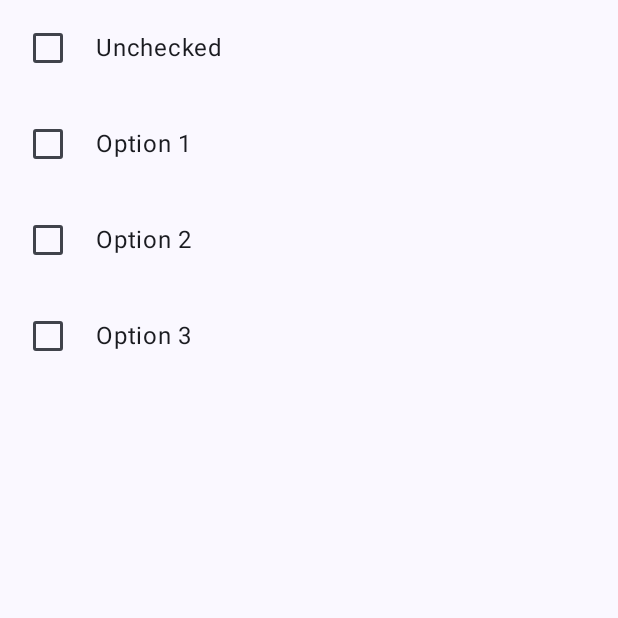
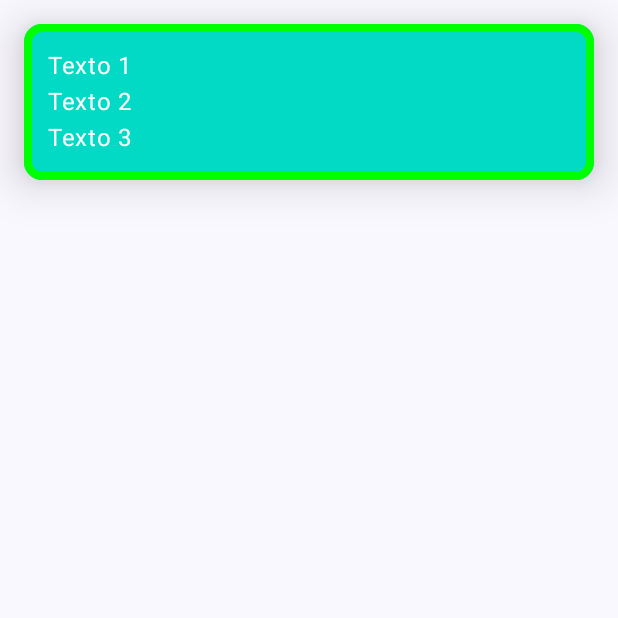
Before and after one commit to icarpio/JetpackComposeBasics, an Android app built with Jetpack Compose: the screen it shows after launch (MainActivity), on a phone screen of 412 x 824 dp, the top half of it. Run offline under Robolectric (Android 15) with nearby library versions, the phone set to English and light mode, and no system bars.

Commit message:
RadioButton and Card

```diff
--- a/app/src/main/java/com/example/jetpackcomposebasics/MainActivity.kt
+++ b/app/src/main/java/com/example/jetpackcomposebasics/MainActivity.kt
@@ -4,36 +4,11 @@ import android.annotation.SuppressLint
 import android.os.Bundle
 import androidx.activity.ComponentActivity
 import androidx.activity.compose.setContent
-import androidx.compose.foundation.layout.Column
-import androidx.compose.foundation.layout.Row
-import androidx.compose.foundation.layout.Spacer
 import androidx.compose.foundation.layout.fillMaxSize
-import androidx.compose.foundation.layout.fillMaxWidth
-import androidx.compose.foundation.layout.padding
-import androidx.compose.foundation.layout.width
-import androidx.compose.material3.Checkbox
-import androidx.compose.material3.CheckboxColors
-import androidx.compose.material3.CheckboxDefaults
 import androidx.compose.material3.MaterialTheme
 import androidx.compose.material3.Scaffold
-import androidx.compose.material3.Switch
-import androidx.compose.material3.SwitchColors
-import androidx.compose.material3.SwitchDefaults
-import androidx.compose.material3.Text
-import androidx.compose.material3.TriStateCheckbox
-import androidx.compose.runtime.Composable
-import androidx.compose.runtime.getValue
-import androidx.compose.runtime.mutableFloatStateOf
-import androidx.compose.runtime.mutableStateOf
-import androidx.compose.runtime.saveable.rememberSaveable
-import androidx.compose.runtime.setValue
-import androidx.compose.ui.Alignment
 import androidx.compose.ui.Modifier
-import androidx.compose.ui.graphics.Color
 import androidx.compose.ui.graphics.toArgb
-import androidx.compose.ui.state.ToggleableState
-import androidx.compose.ui.unit.dp
-import androidx.compose.ui.unit.sp
 import com.example.jetpackcomposebasics.ui.theme.JetpackComposeBasicsTheme
 
 
@@ -43,141 +18,13 @@ class MainActivity : ComponentActivity() {
         super.onCreate(savedInstanceState)
         setContent {
             JetpackComposeBasicsTheme {
-                //window.statusBarColor = Color.Magenta.toArgb()
-                window.statusBarColor =
-                    MaterialTheme.colorScheme.primary.toArgb() // Cambiar el color de la barra de estado
+                window.statusBarColor = MaterialTheme.colorScheme.primary.toArgb() // Cambiar el color de la barra de estado
                 Scaffold(
                     modifier = Modifier.fillMaxSize(),
                 ) {
-                    //var myTextParams by remember { mutableStateOf("") }
-                    //MyTextWithParameters(myTextParams) { myTextParams = it }
-                    val myOptions = getOptions(listOf("Option 1","Option 2","Option 3"))
-                    Column {
-                        MyTriStatusCheckBox()
-                        myOptions.forEach{
-                            MyCheckBoxWithTextCompleted(it)
-                        }
-                    }
+                    MyCard()
                 }
             }
         }
     }
 }
-
-@Composable
-fun getOptions(titles:List<String>): List<CheckInfo> {
-    return titles.map {
-        var status by rememberSaveable { mutableStateOf(false) }
-        CheckInfo(
-            title = it,
-            selected = status,
-            onCheckedChange = {newStatus -> status = newStatus}
-        )
-    }
-}
-
-
-@Composable
-fun MySwich() {
-    var state by rememberSaveable { mutableStateOf(true) }
-    Switch(
-        checked = state,
-        onCheckedChange = { state = !state },
-        enabled = true,
-        colors = SwitchDefaults.colors(
-            checkedThumbColor = Color.Green, // Color del pulgar cuando está marcado
-            uncheckedThumbColor = Color.Red,  // Color del pulgar cuando no está marcado
-            checkedTrackColor = Color.Blue,  // Color de la pista cuando está marcado
-            uncheckedTrackColor = Color.Gray,  // Color de la pista cuando no está marcado
-
-
-        ))
-}
-
-
-@Composable
-fun MyCheckBoxBasic() {
-    var state by rememberSaveable { mutableStateOf(true) }
-    Checkbox(
-        checked = state,
-        onCheckedChange = {state = !state},
-        enabled = true,
-        colors = CheckboxDefaults.colors(
-            checkedColor = Color.Red,
-            uncheckedColor = Color.Yellow,
-            checkmarkColor = Color.Green
-        ))
-}
-
-
-
-@Composable
-fun MyCheckBoxWithText() {
-    var state by rememberSaveable { mutableStateOf(true) }
-    Row(
-        modifier = Modifier
-            .padding(8.dp)
-            .fillMaxWidth(), // Opcional: Para que el Row ocupe todo el ancho disponible
-        verticalAlignment = Alignment.CenterVertically // Alinea verticalmente al centro
-    ) {
-        Checkbox(
-            checked = state,
-            onCheckedChange = { state = it }
-        )
-        Spacer(modifier = Modifier.width(8.dp))
-        Text(text = "Texto 1")
-    }
-}
-
-@Composable
-fun MyCheckBoxWithTextCompleted(checkInfo: CheckInfo) {
-    Row(
-        modifier = Modifier
-            .padding(8.dp)
-            .fillMaxWidth(), // Opcional: Para que el Row ocupe todo el ancho disponible
-        verticalAlignment = Alignment.CenterVertically // Alinea el Checkbox y el Text verticalmente en el centro
-    ) {
-        Checkbox(
-            checked = checkInfo.selected,
-            onCheckedChange = { checkInfo.onCheckedChange(it) } // Cambiar al nuevo valor de estado
-        )
-        Spacer(modifier = Modifier.width(8.dp)) // Espacio entre Checkbox y Text
-        Text(text = checkInfo.title)
-    }
-}
-
-@Composable
-fun MyTriStatusCheckBox() {
-    var status by rememberSaveable { mutableStateOf(ToggleableState.Off) }
-
-    // Función para obtener el texto basado en el estado del TriStateCheckbox
-    fun getStatusText(status: ToggleableState): String {
-        return when (status) {
-            ToggleableState.On -> "Checked"
-            ToggleableState.Off -> "Unchecked"
-            ToggleableState.Indeterminate -> "Indeterminate"
-        }
-    }
-    Row(
-        modifier = Modifier
-            .padding(8.dp)
-            .fillMaxWidth(), // Opcional: para que el Row ocupe el ancho disponible
-        verticalAlignment = Alignment.CenterVertically // Alinea verticalmente el TriStateCheckbox con otros elementos
-    ) {
-        TriStateCheckbox(
-            state = status,
-            onClick = {
-                status = when (status) {
-                    ToggleableState.On -> ToggleableState.Off
-                    ToggleableState.Off -> ToggleableState.Indeterminate
-                    ToggleableState.Indeterminate -> ToggleableState.On
-                }
-            }
-        )
-        Spacer(modifier = Modifier.width(8.dp)) // Espacio entre el TriStateCheckbox y el siguiente elemento
-        Text(
-            text = getStatusText(status), // Cambia el texto basado en el estado
-            fontSize = 16.sp // Opcional: Cambia el tamaño de fuente del texto
-        )
-    }
-}
--- /dev/null
+++ b/app/src/main/java/com/example/jetpackcomposebasics/OtherComponents.kt
@@ -0,0 +1,39 @@
+package com.example.jetpackcomposebasics
+
+import androidx.compose.foundation.BorderStroke
+import androidx.compose.foundation.layout.Column
+import androidx.compose.foundation.layout.fillMaxWidth
+import androidx.compose.foundation.layout.padding
+import androidx.compose.material3.Card
+import androidx.compose.material3.CardDefaults
+import androidx.compose.material3.MaterialTheme
+import androidx.compose.material3.Text
+import androidx.compose.runtime.Composable
+import androidx.compose.ui.Modifier
+import androidx.compose.ui.graphics.Color
+import androidx.compose.ui.res.colorResource
+import androidx.compose.ui.tooling.preview.Preview
+import androidx.compose.ui.unit.dp
+
+@Preview(showBackground = true)
+@Composable
+fun MyCard() {
+    Card(
+        modifier = Modifier
+            .fillMaxWidth()
+            .padding(16.dp),
+        elevation = CardDefaults.cardElevation(18.dp),
+        shape = MaterialTheme.shapes.medium,
+        colors = CardDefaults.cardColors(
+            containerColor = colorResource(id = R.color.teal_200),
+            contentColor = Color.White
+        ),
+        border = BorderStroke(5.dp,Color.Green)
+    ) {
+        Column(Modifier.padding(16.dp)) {
+            Text(text = "Texto 1")
+            Text(text = "Texto 2")
+            Text(text = "Texto 3")
+        }
+    }
+}
```
Also changed, not shown: app/src/main/java/com/example/jetpackcomposebasics/Components.kt (+154 -0 lines).
